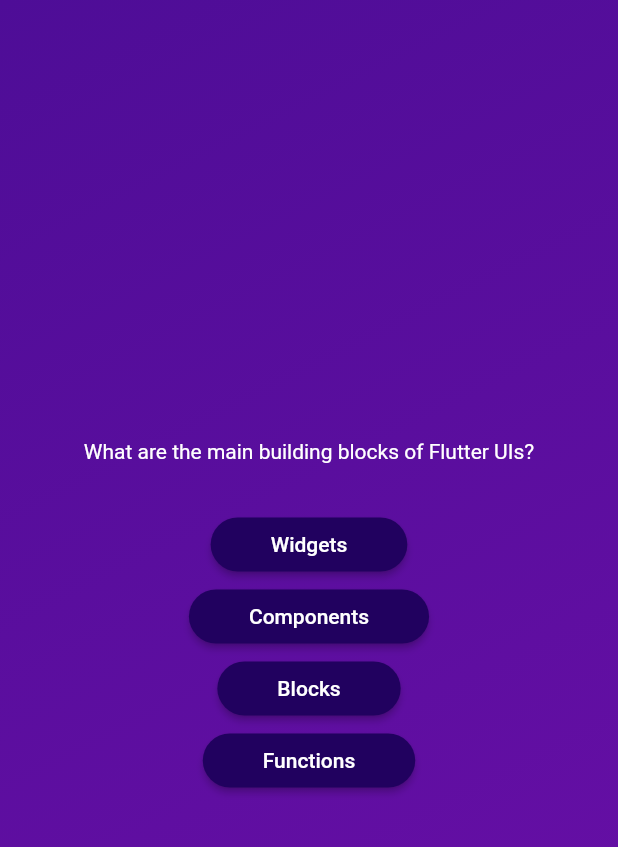
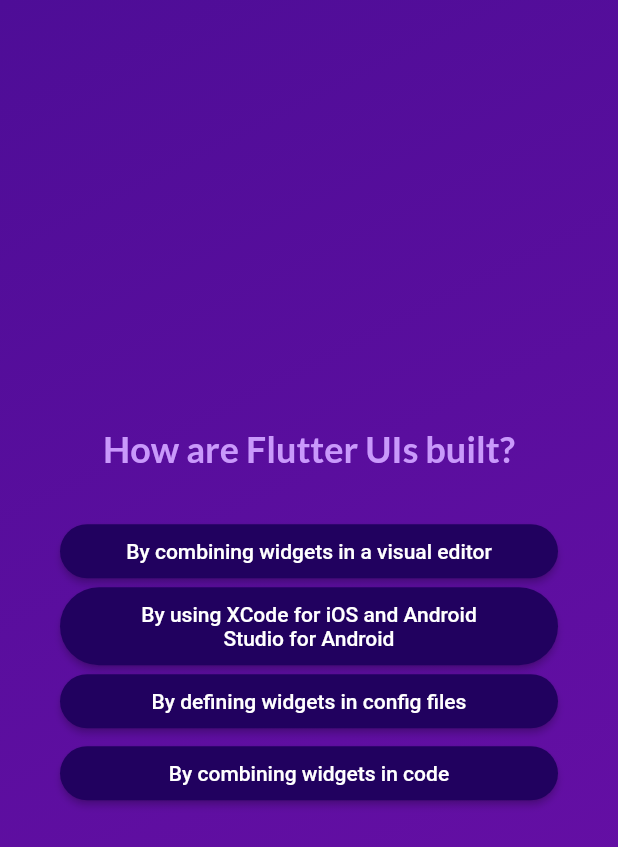
Before and after one commit to galuhbudhiswara/QuizApp, a Flutter app: the screen it shows after launch, after a tap on "Start Quiz", after a tap on "Components", on a phone screen of 412 x 824 dp. Shown: the top 847 px of the screen. Run offline on Flutter 3.47's test engine with Material 2 defaults, Android fonts, the phone set to English and light mode, and no system bars; our stand-ins replace google_fonts.

Commit message:
passing data via functions across widgets

```diff
--- a/lib/models/answer_button.dart
+++ b/lib/models/answer_button.dart
@@ -19,7 +19,7 @@ class AnswerButton extends StatelessWidget {
           borderRadius: BorderRadius.circular(40),
         ),
       ),
-      child: Text(answerText),
+      child: Text(answerText, textAlign: TextAlign.center,),
     );
   }
 }
--- a/lib/models/quiz_question.dart
+++ b/lib/models/quiz_question.dart
@@ -3,4 +3,10 @@ class QuizQuestion {
 
   final String text;
   final List<String> answers;
+
+  List<String> getShuffledAnswer () {
+      final shuflledList = List.of(answers);
+      shuflledList.shuffle();
+      return shuflledList;
+  }
 }
--- a/lib/questions_screen.dart
+++ b/lib/questions_screen.dart
@@ -2,10 +2,15 @@ import 'package:flutter/material.dart';
 import 'package:quizapp/data/questions.dart';
 import 'package:quizapp/models/answer_button.dart';
 import 'package:quizapp/models/quiz_question.dart';
-
+import 'package:google_fonts/google_fonts.dart';
 
 class QuestionScreen extends StatefulWidget {
-  const QuestionScreen({super.key});
+  const QuestionScreen({
+    super.key,
+    required this.onSelectAnswer,
+  });
+
+  final void Function(String answer) onSelectAnswer;
 
   @override
   State<QuestionScreen> createState() {
@@ -14,37 +19,49 @@ class QuestionScreen extends StatefulWidget {
 }
 
 class _QuestionScreenState extends State<QuestionScreen> {
+  var currentQuestionIndex = 0;
+
+  void answerQuestion(String selectedAnswers) {
+    widget.onSelectAnswer('...');
+    // currentQuestionIndex = currentQuestionIndex + 1;
+    //currentQuestionIndex += 1;
+    setState(() {
+      currentQuestionIndex++; //increment the value by 1
+    });
+  }
+
   @override
   Widget build(context) {
-    final currentQuestion = questions[0];
+    final currentQuestion = questions[currentQuestionIndex];
 
     return SizedBox(
       width: double.infinity,
+      child: Container(
+        margin: const EdgeInsets.all(40),
         child: Column(
           mainAxisAlignment: MainAxisAlignment.center,
+          crossAxisAlignment: CrossAxisAlignment.stretch,
           children: [
             Text(
               currentQuestion.text,
-            style: const TextStyle(color: Colors.white),
+              style: GoogleFonts.lato(
+                color: const Color.fromARGB(255, 201, 153, 251),
+                fontSize: 24,
+                fontWeight: FontWeight.bold,
+              ),
+              textAlign: TextAlign.center,
             ),
             const SizedBox(height: 30),
-          AnswerButton(
-            answerText: currentQuestion.answers[0],
-            onTap: () {},
+            ...currentQuestion.getShuffledAnswer().map((answer) {
+              return AnswerButton(
+                answerText: answer,
+                onTap: () {
+                  answerQuestion(answer);
+                }
+              );
+            })
+          ],
         ),
-          AnswerButton(
-            answerText: currentQuestion.answers[1],
-            onTap: () {},
-          ),
-          AnswerButton(
-            answerText: currentQuestion.answers[2],
-            onTap: () {},
-          ),
-           AnswerButton(
-            answerText: currentQuestion.answers[3],
-            onTap: () {},
-          ),
-        ],
       ),
     );
   }
--- a/lib/quiz.dart
+++ b/lib/quiz.dart
@@ -19,7 +19,7 @@ class _QuizState extends State<Quiz> {
   //   activeScreen = StartScreen(switchScreen);
   //   super.initState();
   // }
-
+  final List<String> selectedAnswers = [];
   var activeScreen = ('start-screen');
 
   void switchScreen() {
@@ -28,19 +28,17 @@ class _QuizState extends State<Quiz> {
     });
   }
 
+  void chooseAnswer(answer) {
+    selectedAnswers.add(answer);
+  }
+
   @override
   Widget build(context) {
     Widget screenWidget = StartScreen(switchScreen);
 
   if ( activeScreen == 'question-screen') {
-    screenWidget = const QuestionScreen();
+    screenWidget = QuestionScreen(onSelectAnswer: chooseAnswer,);
   }
-
-
-
-
-
-
 
     return MaterialApp(
       home: Scaffold(
--- a/lib/start_screen.dart
+++ b/lib/start_screen.dart
@@ -1,4 +1,5 @@
 import 'package:flutter/material.dart';
+import 'package:google_fonts/google_fonts.dart';
 
 class StartScreen extends StatelessWidget {
   const StartScreen(this.startQuiz, {super.key});
@@ -25,10 +26,10 @@ class StartScreen extends StatelessWidget {
           //   ),
           // ),
           const SizedBox(height: 80),
-          const Text(
+           Text(
             'Learn Flutter The Fun Way !',
-            style: TextStyle(
-              color: Color.fromARGB(255, 212, 176, 234),
+            style: GoogleFonts.lato(
+              color: const Color.fromARGB(255, 212, 176, 234),
               fontSize: 24,
             ),
           ),
--- a/pubspec.yaml
+++ b/pubspec.yaml
@@ -35,6 +35,7 @@ dependencies:
   # The following adds the Cupertino Icons font to your application.
   # Use with the CupertinoIcons class for iOS style icons.
   cupertino_icons: ^1.0.2
+  google_fonts: ^4.0.4
 
 dev_dependencies:
   flutter_test:
```
Also changed, not shown: pubspec.lock, 2 other files. Lines whose indentation alone changed are shown as unchanged.
